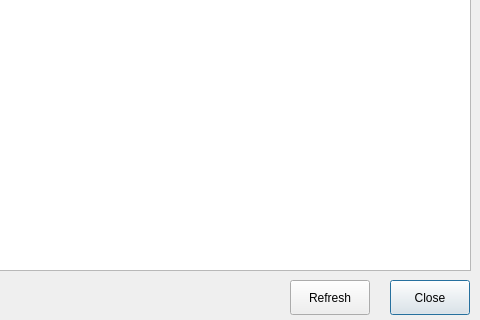
Old version of the form UI Resources/logviewer.ui in the repository westerlymerlin/UCL-PYMS; both pictures show x 720 to 1200 and y 670 to 990 of the 1200 by 990 pixel window.
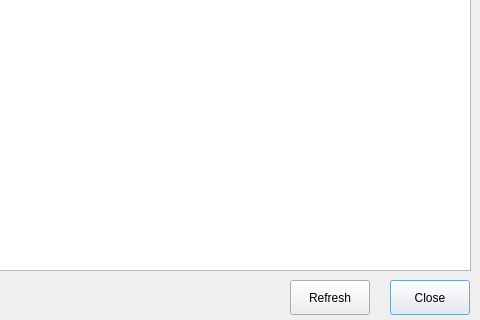
New version of the form. Icons and pictures are not drawn.

Commit message: Improve text selection styling in Log Viewer UI with custom background and text colours

What changed in the file:
```diff
--- a/UI Resources/logviewer.ui
+++ b/UI Resources/logviewer.ui
@@ -36,7 +36,9 @@
     <normaloff>:/main/iconGTRun.svg</normaloff>:/main/iconGTRun.svg</iconset>
   </property>
   <property name="styleSheet">
-   <string notr="true">font: 10pt &quot;Segoe UI&quot;;</string>
+   <string notr="true">font: 10pt &quot;Segoe UI&quot;;
+selection-background-color: rgb(121, 192, 255);
+selection-color: rgb(255, 255, 255);</string>
   </property>
   <widget class="QTextEdit" name="txtLog">
    <property name="geometry">
```
The commit also changes 1 other file.
